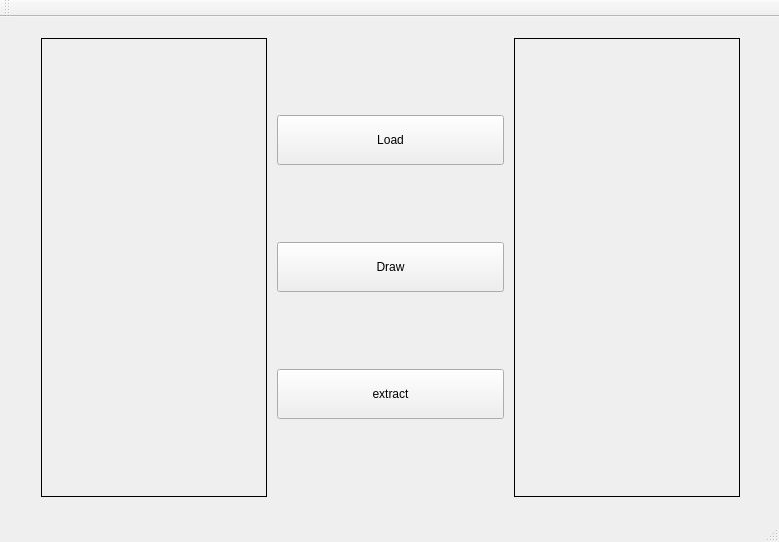
Before: the Qt Designer form Qt Code/mainwindow.ui in yanik-porto/Seeded-Image-Segmentation, drawn with Qt 5.
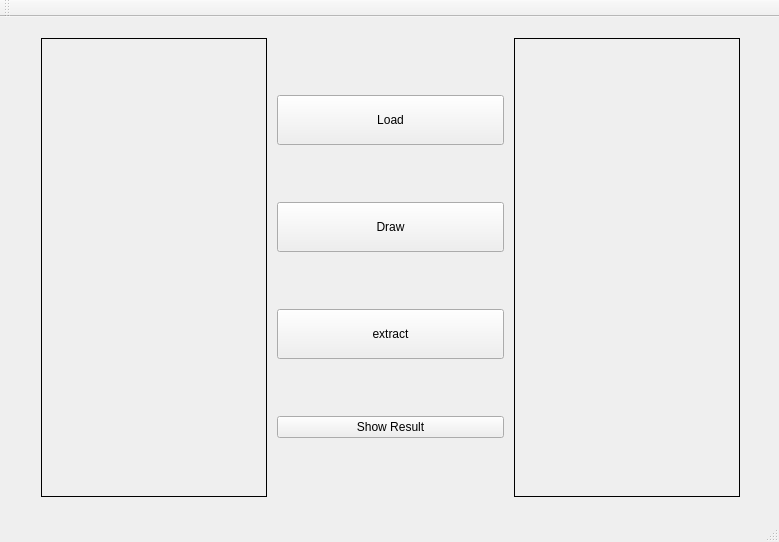
After: the same form once the commit is applied. Icons and pictures are not drawn. Custom widgets are drawn as their Qt base class.

The edit to the form file:
```diff
--- a/Qt Code/mainwindow.ui
+++ b/Qt Code/mainwindow.ui
@@ -14,7 +14,7 @@
    <string>MainWindow</string>
   </property>
   <widget class="QWidget" name="centralWidget">
-   <widget class="QWidget" name="">
+   <widget class="QWidget" name="layoutWidget">
     <property name="geometry">
      <rect>
       <x>30</x>
@@ -138,6 +138,13 @@
          </property>
         </widget>
        </item>
+       <item>
+        <widget class="QPushButton" name="pushButton_Result">
+         <property name="text">
+          <string>Show Result</string>
+         </property>
+        </widget>
+       </item>
       </layout>
      </item>
      <item>
```
